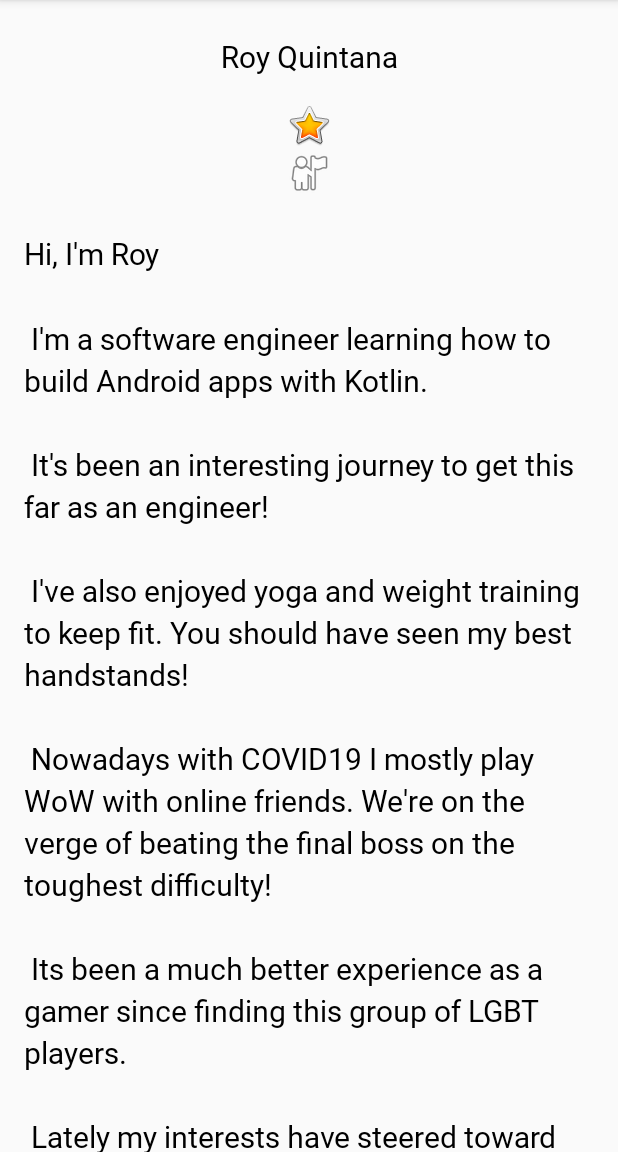
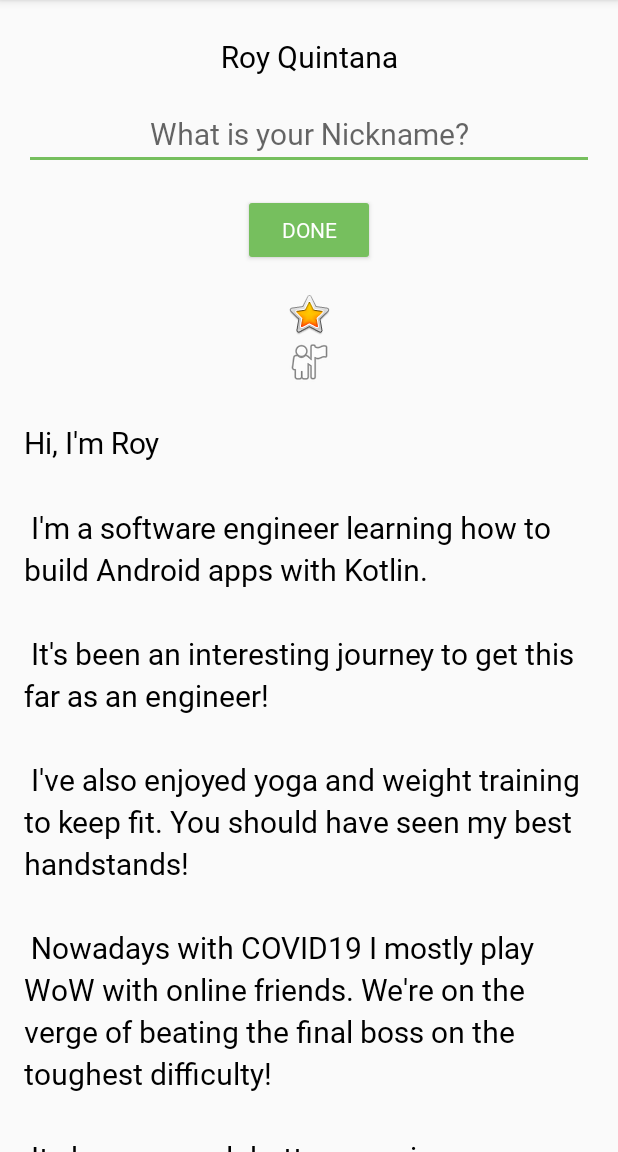
Before and after one commit to RadicalRoy/android-kotlin-google, an Android app: the screen it shows after launch (MainActivity), on a phone screen of 412 x 824 dp, the part 84-1236 px from its top. Run offline under Robolectric (Android 15) with nearby library versions, the phone set to English and light mode, and no system bars.

Commit message:
finished interactivity in layout

```diff
--- a/AboutMe/app/src/main/res/layout/activity_main.xml
+++ b/AboutMe/app/src/main/res/layout/activity_main.xml
@@ -18,6 +18,37 @@
         android:layout_height="wrap_content"
         android:text="@string/name"
         android:textAlignment="center" />
+
+    <EditText
+        android:id="@+id/nickname_edit"
+        style="@style/NameStyle"
+        android:layout_width="match_parent"
+        android:layout_height="wrap_content"
+        android:ems="10"
+        android:hint="@string/what_is_your_nickname"
+        android:inputType="textPersonName"
+        android:textAlignment="center" />
+
+    <Button
+        android:id="@+id/done_button"
+        style="@style/Widget.AppCompat.Button.Colored"
+        android:layout_width="wrap_content"
+        android:layout_height="wrap_content"
+        android:layout_gravity="center_horizontal"
+        android:layout_marginTop="@dimen/layout_margin"
+        android:fontFamily="@font/roboto"
+        android:text="@string/done" />
+
+    <TextView
+        android:id="@+id/nickname_text"
+        style="@style/NameStyle"
+        android:layout_width="match_parent"
+        android:layout_height="wrap_content"
+        android:textAlignment="center"
+        android:visibility="gone"
+        android:text=""
+        android:background="@color/colorAccent"
+        android:paddingBottom="@dimen/small_padding" />
 
     <ImageView
         android:id="@+id/star_image"
--- a/AboutMe/app/src/main/res/values/colors.xml
+++ b/AboutMe/app/src/main/res/values/colors.xml
@@ -2,5 +2,5 @@
 <resources>
     <color name="colorPrimary">#6200EE</color>
     <color name="colorPrimaryDark">#3700B3</color>
-    <color name="colorAccent">#03DAC5</color>
+    <color name="colorAccent">#76bf5e</color>
 </resources>
--- a/AboutMe/app/src/main/res/values/strings.xml
+++ b/AboutMe/app/src/main/res/values/strings.xml
@@ -22,4 +22,6 @@
         \n\n And that\'s a little bit about me today! \n
     </string>
     <string name="moon_landing_icon">Moon landing icon</string>
+    <string name="what_is_your_nickname">What is your Nickname?</string>
+    <string name="done">Done</string>
 </resources>
```
Also changed, not shown: AboutMe/app/src/main/java/com/example/aboutme/MainActivity.kt (+38 -0 lines).
